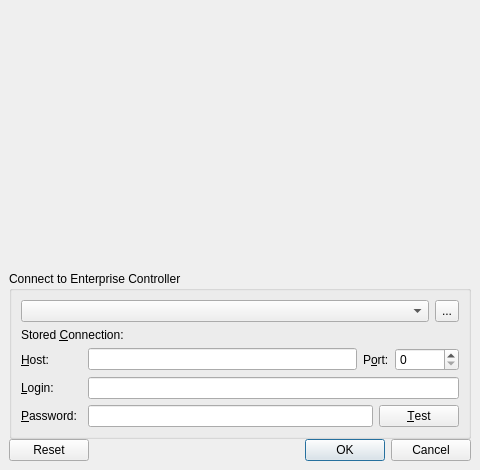
Old version of the form client/src/ui/dialogs/login_dialog.ui in the repository networkoptix/nx_open.
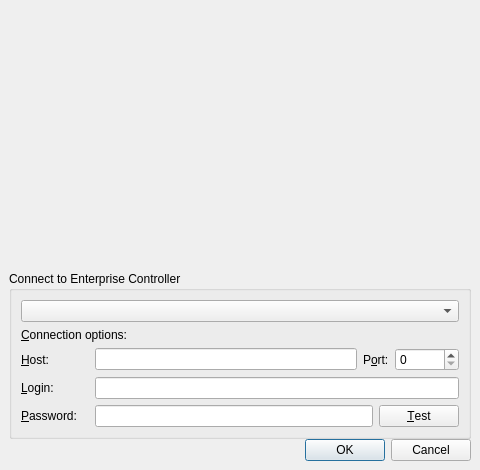
New version of the form.

What changed in the file:
```diff
--- a/client/src/ui/dialogs/login_dialog.ui
+++ b/client/src/ui/dialogs/login_dialog.ui
@@ -55,9 +55,7 @@
        <property name="title">
         <string>Connect to Enterprise Controller</string>
        </property>
-       <layout class="QVBoxLayout" name="verticalLayout_3" stretch="0,0,0">
-        <item>
-         <layout class="QHBoxLayout" name="horizontalLayout_4">
+       <layout class="QVBoxLayout" name="verticalLayout_3" stretch="0,0,0,0,0">
           <item>
            <widget class="QComboBox" name="connectionsComboBox">
             <property name="sizePolicy">
@@ -75,27 +73,9 @@
            </widget>
           </item>
           <item>
-           <widget class="QToolButton" name="configureConnectionsButton">
-            <property name="sizePolicy">
-             <sizepolicy hsizetype="Preferred" vsizetype="Preferred">
-              <horstretch>0</horstretch>
-              <verstretch>0</verstretch>
-             </sizepolicy>
-            </property>
-            <property name="text">
-             <string>...</string>
-            </property>
-            <property name="autoRaise">
-             <bool>false</bool>
-            </property>
-           </widget>
-          </item>
-         </layout>
-        </item>
-        <item>
          <widget class="QLabel" name="storedConnectionsLabel">
           <property name="text">
-           <string>Stored &amp;Connection:</string>
+           <string>&amp;Connection options:</string>
           </property>
           <property name="buddy">
            <cstring>connectionsComboBox</cstring>
@@ -103,8 +83,6 @@
          </widget>
         </item>
         <item>
-         <layout class="QVBoxLayout" name="verticalLayout_2">
-          <item>
            <layout class="QHBoxLayout" name="horizontalLayout_3">
             <item>
              <layout class="QHBoxLayout" name="horizontalLayout">
@@ -121,7 +99,7 @@
                 </property>
                 <property name="minimumSize">
                  <size>
-                  <width>61</width>
+                <width>68</width>
                   <height>0</height>
                  </size>
                 </property>
@@ -192,7 +170,7 @@
               </property>
               <property name="minimumSize">
                <size>
-                <width>61</width>
+              <width>68</width>
                 <height>0</height>
                </size>
               </property>
@@ -237,7 +215,7 @@
               </property>
               <property name="minimumSize">
                <size>
-                <width>61</width>
+              <width>68</width>
                 <height>0</height>
                </size>
               </property>
@@ -287,8 +265,6 @@
            </layout>
           </item>
          </layout>
-        </item>
-       </layout>
       </widget>
      </item>
      <item>
@@ -297,7 +273,7 @@
         <enum>Qt::Horizontal</enum>
        </property>
        <property name="standardButtons">
-        <set>QDialogButtonBox::Cancel|QDialogButtonBox::Ok|QDialogButtonBox::Reset</set>
+        <set>QDialogButtonBox::Cancel|QDialogButtonBox::Ok</set>
        </property>
        <property name="centerButtons">
         <bool>false</bool>
```
Left out of the diff: 1 changed line with no effect on the pictures. Lines whose indentation alone changed are shown as unchanged.
